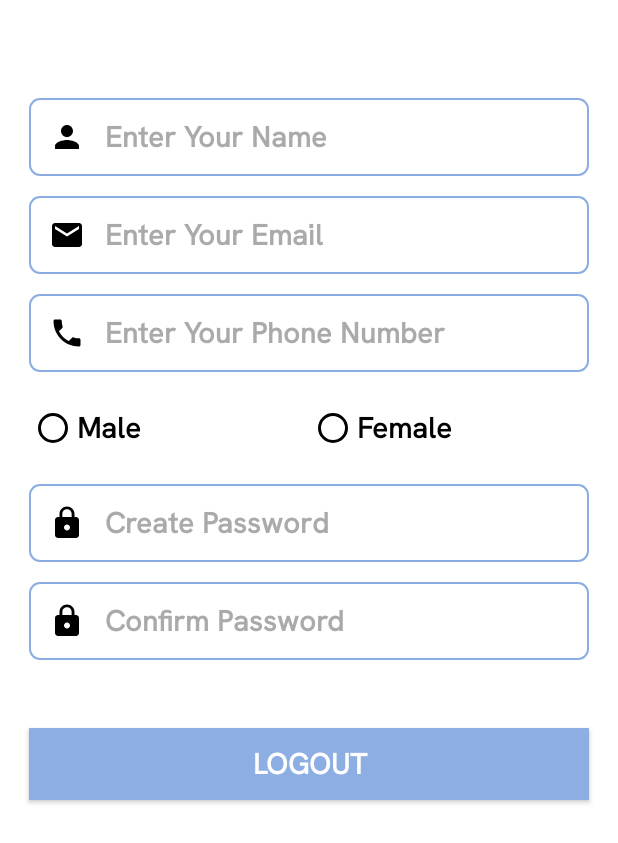
After one commit to sahetu/AsiaPacificApp, an Android app: the ProfileActivity screen opened directly, with no data from a screen before it, on a phone screen of 412 x 824 dp. The commit adds this screen. Shown: the top 843 px of the screen. Run offline under Robolectric (Android 15) with nearby library versions, the phone set to English and light mode, and no system bars; our stand-ins replace sdp/ssp sizes.

Commit message:
Login Database

```diff
--- a/app/src/main/AndroidManifest.xml
+++ b/app/src/main/AndroidManifest.xml
@@ -12,6 +12,9 @@
         android:supportsRtl="true"
         android:theme="@style/Theme.Prince"
         tools:targetApi="31">
+        <activity
+            android:name=".ProfileActivity"
+            android:exported="false" />
         <activity
             android:name=".RecycerSecondActivity"
             android:exported="false" />
--- /dev/null
+++ b/app/src/main/java/asiapacific/app/ConstantSp.java
@@ -0,0 +1,13 @@
+package asiapacific.app;
+
+public class ConstantSp {
+
+    public static final String PREF = "pref";
+    public static final String USERID = "userid";
+    public static final String NAME = "name";
+    public static final String EMAIL = "email";
+    public static final String CONTACT = "contact";
+    public static final String PASSWORD = "password";
+    public static final String GENDER = "gender";
+
+}
--- a/app/src/main/java/asiapacific/app/MainActivity.java
+++ b/app/src/main/java/asiapacific/app/MainActivity.java
@@ -3,6 +3,9 @@ package asiapacific.app;
 import androidx.appcompat.app.AppCompatActivity;
 
 import android.content.Intent;
+import android.content.SharedPreferences;
+import android.database.Cursor;
+import android.database.sqlite.SQLiteDatabase;
 import android.os.Bundle;
 import android.view.View;
 import android.widget.Button;
@@ -18,10 +21,19 @@ public class MainActivity extends AppCompatActivity {
     TextView new_user;
     String emailPattern = "[a-zA-Z0-9._-]+@[a-z]+\\.+[a-z]+";
 
+    SQLiteDatabase db;
+    SharedPreferences sp;
+
     @Override
     protected void onCreate(Bundle savedInstanceState) {
         super.onCreate(savedInstanceState);
         setContentView(R.layout.activity_main);
+
+        sp = getSharedPreferences(ConstantSp.PREF,MODE_PRIVATE);
+
+        db = openOrCreateDatabase("UserApp.db",MODE_PRIVATE,null);
+        String tableQuery = "CREATE TABLE IF NOT EXISTS USERS(USERID INTEGER PRIMARY KEY AUTOINCREMENT,NAME VARCHAR(100),EMAIL VARCHAR(100),CONTACT BIGINT(10),GENDER VARCHAR(10),PASSWORD VARCHAR(20))";
+        db.execSQL(tableQuery);
 
         mainEmail = findViewById(R.id.main_email);
         mainPass = findViewById(R.id.main_pass);
@@ -36,9 +48,9 @@ public class MainActivity extends AppCompatActivity {
                 if(mainEmail.getText().toString().trim().equals("")){
                     mainEmail.setError("Email Id Required");
                 }
-                else if (!mainEmail.getText().toString().matches(emailPattern)) {
+                /*else if (!mainEmail.getText().toString().matches(emailPattern)) {
                     mainEmail.setError("Email ID Invalid");
-                }
+                }*/
                 else if(mainPass.getText().toString().trim().equals("")){
                     mainPass.setError("Password Required");
                 }
@@ -46,10 +58,31 @@ public class MainActivity extends AppCompatActivity {
                     mainPass.setError("Minimum 6 character required");
                 } else {
                     //Hello Prince, Good Morning
-                    Snackbar.make(v,"Login Successfully",Snackbar.LENGTH_SHORT).show();
+                    /*Snackbar.make(v,"Login Successfully",Snackbar.LENGTH_SHORT).show();
                     new ToastCommonMethod(MainActivity.this,"Login Successfully");
                     Intent intent = new Intent(MainActivity.this, LoginSuccess.class);
-                    startActivity(intent);
+                    startActivity(intent);*/
+                    String loginQuery = "SELECT * FROM USERS WHERE (EMAIL='"+mainEmail.getText().toString()+"' OR CONTACT='"+mainEmail.getText().toString()+"') AND PASSWORD='"+mainPass.getText().toString()+"'";
+                    Cursor cursor = db.rawQuery(loginQuery,null);
+                    if(cursor.getCount()>0){
+                        while (cursor.moveToNext()){
+                            sp.edit().putString(ConstantSp.USERID,cursor.getString(0)).commit();
+                            sp.edit().putString(ConstantSp.NAME,cursor.getString(1)).commit();
+                            sp.edit().putString(ConstantSp.EMAIL,cursor.getString(2)).commit();
+                            sp.edit().putString(ConstantSp.CONTACT,cursor.getString(3)).commit();
+                            sp.edit().putString(ConstantSp.PASSWORD,cursor.getString(5)).commit();
+                            sp.edit().putString(ConstantSp.GENDER,cursor.getString(4)).commit();
+                        }
+                        Snackbar.make(v,"Login Successfully",Snackbar.LENGTH_SHORT).show();
+                        new ToastCommonMethod(MainActivity.this,"Login Successfully");
+                        Intent intent = new Intent(MainActivity.this, ProfileActivity.class);
+                        startActivity(intent);
+                    }
+                    else{
+                        Snackbar.make(v,"Login Unsuccessfully",Snackbar.LENGTH_SHORT).show();
+                        new ToastCommonMethod(MainActivity.this,"Login Unsuccessfully");
+                    }
+
                 }
             }
         });
--- /dev/null
+++ b/app/src/main/java/asiapacific/app/ProfileActivity.java
@@ -0,0 +1,156 @@
+package asiapacific.app;
+
+import android.content.Intent;
+import android.content.SharedPreferences;
+import android.database.Cursor;
+import android.database.sqlite.SQLiteDatabase;
+import android.os.Bundle;
+import android.view.View;
+import android.widget.Button;
+import android.widget.EditText;
+import android.widget.RadioButton;
+import android.widget.RadioGroup;
+
+import androidx.activity.EdgeToEdge;
+import androidx.appcompat.app.AppCompatActivity;
+import androidx.core.graphics.Insets;
+import androidx.core.view.ViewCompat;
+import androidx.core.view.WindowInsetsCompat;
+
+public class ProfileActivity extends AppCompatActivity {
+
+    EditText edttxt_name, edttxt_email, edttxt_mobile, edttxt_regisPass, edttxt_confirmPass;
+    //Button register_btn;
+    RadioButton radiobtn_male,radiobtn_female;
+    RadioGroup radioGroup;
+
+    String emailPattern = "[a-zA-Z0-9._-]+@[a-z]+\\.+[a-z]+";
+    SQLiteDatabase db;
+
+    String sGender;
+    SharedPreferences sp;
+
+    Button logout;
+
+    @Override
+    protected void onCreate(Bundle savedInstanceState) {
+        super.onCreate(savedInstanceState);
+        setContentView(R.layout.activity_profile);
+
+        sp = getSharedPreferences(ConstantSp.PREF,MODE_PRIVATE);
+
+        db = openOrCreateDatabase("UserApp.db",MODE_PRIVATE,null);
+        String tableQuery = "CREATE TABLE IF NOT EXISTS USERS(USERID INTEGER PRIMARY KEY AUTOINCREMENT,NAME VARCHAR(100),EMAIL VARCHAR(100),CONTACT BIGINT(10),GENDER VARCHAR(10),PASSWORD VARCHAR(20))";
+        db.execSQL(tableQuery);
+
+        logout = findViewById(R.id.logout_btn);
+        logout.setOnClickListener(new View.OnClickListener() {
+            @Override
+            public void onClick(View view) {
+                sp.edit().clear().commit();
+                new ToastCommonMethod(ProfileActivity.this, MainActivity.class);
+                finish();
+            }
+        });
+
+        edttxt_name = findViewById(R.id.edttxt_name);
+        edttxt_email = findViewById(R.id.edttxt_email);
+        edttxt_mobile = findViewById(R.id.edttxt_mobile);
+        edttxt_regisPass = findViewById(R.id.edttxt_regisPass);
+        edttxt_confirmPass = findViewById(R.id.edttxt_confirmPass);
+        //register_btn = findViewById(R.id.register_btn);
+
+        radiobtn_male = findViewById(R.id.radiobtn_male);
+        radiobtn_female = findViewById(R.id.radiobtn_female);
+
+        radioGroup = findViewById(R.id.radiogrp);
+        radioGroup.setOnCheckedChangeListener(new RadioGroup.OnCheckedChangeListener() {
+            @Override
+            public void onCheckedChanged(RadioGroup radioGroup, int i) {
+                /*i = R.id.radiobtn_male;
+                i = R.id.radiobtn_female;*/
+                RadioButton rb = findViewById(i);
+                sGender = rb.getText().toString();
+                new ToastCommonMethod(ProfileActivity.this,sGender);
+            }
+        });
+
+
+        /*register_btn.setOnClickListener(new View.OnClickListener() {
+            @Override
+            public void onClick(View v) {
+                if (edttxt_name.getText().toString().trim().equals("")){
+                    edttxt_name.setError("Please Enter Your Name");
+                }
+                else if (edttxt_email.getText().toString().trim().equals("")){
+                    edttxt_email.setError("Email Id Required");
+                }
+                else if (!edttxt_email.getText().toString().trim().matches(emailPattern)) {
+                    edttxt_email.setError("Email ID Invalid");
+                } else if (edttxt_mobile.getText().toString().trim().equals("")) {
+                    edttxt_mobile.setError("Please Enter Your Phone Number");
+                } else if (edttxt_mobile.getText().toString().trim().length()<10) {
+                    edttxt_mobile.setError("Phone Number Invalid");
+                }
+                else if(radioGroup.getCheckedRadioButtonId()==-1){
+                    new ToastCommonMethod(ProfileActivity.this,"Please Select Gender");
+                }
+                else if (edttxt_regisPass.getText().toString().trim().equals("")) {
+                    edttxt_regisPass.setError("Password Required");
+                }
+                else if (edttxt_regisPass.getText().toString().trim().length()<6) {
+                    edttxt_regisPass.setError("Minimum 6 Character Required");
+                }
+                else if (edttxt_confirmPass.getText().toString().trim().equals("")) {
+                    edttxt_confirmPass.setError("Confirm Password Required");
+                }
+                else if (edttxt_confirmPass.getText().toString().trim().length()<6) {
+                    edttxt_confirmPass.setError("Minimum 6 Character Required");
+                }
+                else if(!edttxt_regisPass.getText().toString().trim().matches(edttxt_confirmPass.getText().toString().trim())){
+                    edttxt_confirmPass.setError("Password Does Not Match");
+                }
+                else {
+                    String selectQuery = "SELECT * FROM USERS WHERE EMAIL='"+edttxt_email.getText().toString()+"' OR CONTACT='"+edttxt_mobile.getText().toString()+"'";
+                    Cursor cursor = db.rawQuery(selectQuery,null);
+                    if(cursor.getCount()>0){
+                        new ToastCommonMethod(ProfileActivity.this,"Email Id/Contact No. Already Registered");
+                    }
+                    else{
+                        String insertQuery = "INSERT INTO USERS VALUES(NULL,'"+edttxt_name.getText().toString()+"','"+edttxt_email.getText().toString()+"','"+edttxt_mobile.getText().toString()+"','"+sGender+"','"+edttxt_regisPass.getText().toString()+"')";
+                        db.execSQL(insertQuery);
+
+                        new ToastCommonMethod(ProfileActivity.this,"Register Successfully");
+                        Intent intent = new Intent(ProfileActivity.this, RegisterSuccess.class);
+                        startActivity(intent);
+                    }
+                }
+            }
+        });*/
+        setData();
+    }
+
+    private void setData() {
+        edttxt_name.setText(sp.getString(ConstantSp.NAME,""));
+        edttxt_email.setText(sp.getString(ConstantSp.EMAIL,""));
+        edttxt_mobile.setText(sp.getString(ConstantSp.CONTACT,""));
+        edttxt_regisPass.setText(sp.getString(ConstantSp.PASSWORD,""));
+        edttxt_confirmPass.setText(sp.getString(ConstantSp.PASSWORD,""));
+
+        sGender = sp.getString(ConstantSp.GENDER,"");
+
+        if(sGender.equalsIgnoreCase("Male")){
+            radiobtn_male.setChecked(true);
+            radiobtn_female.setChecked(false);
+        }
+        else if(sGender.equalsIgnoreCase("Female")){
+            radiobtn_male.setChecked(false);
+            radiobtn_female.setChecked(true);
+        }
+        else{
+            radiobtn_male.setChecked(false);
+            radiobtn_female.setChecked(false);
+        }
+
+    }
+}
--- a/app/src/main/java/asiapacific/app/SplashActivity.java
+++ b/app/src/main/java/asiapacific/app/SplashActivity.java
@@ -1,5 +1,6 @@
 package asiapacific.app;
 
+import android.content.SharedPreferences;
 import android.os.Bundle;
 import android.os.Handler;
 import android.view.animation.AlphaAnimation;
@@ -14,11 +15,14 @@ import androidx.core.view.WindowInsetsCompat;
 public class SplashActivity extends AppCompatActivity {
 
     ImageView imageView;
+    SharedPreferences sp;
 
     @Override
     protected void onCreate(Bundle savedInstanceState) {
         super.onCreate(savedInstanceState);
         setContentView(R.layout.activity_splash);
+
+        sp = getSharedPreferences(ConstantSp.PREF,MODE_PRIVATE);
 
         imageView = findViewById(R.id.splash_image);
 
@@ -32,9 +36,16 @@ public class SplashActivity extends AppCompatActivity {
         new Handler().postDelayed(new Runnable() {
             @Override
             public void run() {
-                //new ToastCommonMethod(SplashActivity.this,ActivityToFragmentActivity.class);
-                new ToastCommonMethod(SplashActivity.this,MainActivity.class);
-                finish();
+                if(sp.getString(ConstantSp.USERID,"").equalsIgnoreCase("")){
+                    //new ToastCommonMethod(SplashActivity.this,ActivityToFragmentActivity.class);
+                    new ToastCommonMethod(SplashActivity.this,MainActivity.class);
+                    finish();
+                }
+                else{
+                    //new ToastCommonMethod(SplashActivity.this,ActivityToFragmentActivity.class);
+                    new ToastCommonMethod(SplashActivity.this,ProfileActivity.class);
+                    finish();
+                }
             }
         },3000);
     }
--- /dev/null
+++ b/app/src/main/res/layout/activity_profile.xml
@@ -0,0 +1,101 @@
+<?xml version="1.0" encoding="utf-8"?>
+<RelativeLayout xmlns:android="http://schemas.android.com/apk/res/android"
+    xmlns:app="http://schemas.android.com/apk/res-auto"
+    xmlns:tools="http://schemas.android.com/tools"
+    android:id="@+id/main"
+    style="@style/background"
+    android:layout_width="match_parent"
+    android:layout_height="match_parent"
+    tools:context="asiapacific.app.Registration">
+
+    <EditText
+        android:id="@+id/edttxt_name"
+        style="@style/edit_15"
+        android:layout_marginTop="@dimen/_50sdp"
+        android:drawableLeft="@drawable/person2"
+        android:hint="Enter Your Name"
+        android:inputType="text"
+        android:textStyle="bold" />
+
+    <EditText
+        android:id="@+id/edttxt_email"
+        style="@style/edit_15"
+        android:layout_below="@id/edttxt_name"
+        android:layout_marginTop="@dimen/_10sdp"
+        android:drawableLeft="@drawable/mail"
+        android:hint="Enter Your Email"
+        android:inputType="textEmailAddress"
+        android:textStyle="bold" />
+
+    <EditText
+        android:id="@+id/edttxt_mobile"
+        style="@style/edit_15"
+        android:layout_below="@id/edttxt_email"
+        android:layout_marginTop="@dimen/_10sdp"
+        android:drawableLeft="@drawable/phone"
+        android:hint="Enter Your Phone Number"
+        android:inputType="phone"
+        android:maxLength="10"
+        android:textStyle="bold" />
+
+    <RadioGroup
+        android:id="@+id/radiogrp"
+        android:layout_width="match_parent"
+        android:layout_height="wrap_content"
+        android:layout_below="@id/edttxt_mobile"
+        android:layout_marginHorizontal="@dimen/_15sdp"
+        android:layout_marginTop="@dimen/_10sdp"
+        android:orientation="horizontal">
+
+        <RadioButton
+            android:id="@+id/radiobtn_male"
+            style="@style/radio_15"
+            android:text="Male"
+            android:textStyle="bold" />
+
+        <RadioButton
+            android:id="@+id/radiobtn_female"
+            style="@style/radio_15"
+            android:text="Female"
+            android:textStyle="bold" />
+
+    </RadioGroup>
+
+    <EditText
+        android:id="@+id/edttxt_regisPass"
+        style="@style/edit_15"
+        android:layout_below="@id/radiogrp"
+        android:layout_marginTop="@dimen/_10sdp"
+        android:drawableLeft="@drawable/lock"
+        android:hint="Create Password"
+        android:inputType="textPassword"
+        android:textStyle="bold" />
+
+    <EditText
+        android:id="@+id/edttxt_confirmPass"
+        style="@style/edit_15"
+        android:layout_below="@id/edttxt_regisPass"
+        android:layout_marginTop="@dimen/_10sdp"
+        android:drawableLeft="@drawable/lock"
+        android:hint="Confirm Password"
+        android:inputType="textPassword"
+        android:textStyle="bold" />
+
+    <!--<Button
+        style="@style/button_15"
+        android:id="@+id/register_btn"
+        android:layout_below="@id/edttxt_confirmPass"
+        android:layout_marginTop="@dimen/_35sdp"
+        android:text="REGISTER"
+        android:textStyle="bold" />-->
+
+    <Button
+        style="@style/button_15"
+        android:id="@+id/logout_btn"
+        android:layout_below="@id/edttxt_confirmPass"
+        android:layout_marginTop="@dimen/_35sdp"
+        android:text="Logout"
+        android:textStyle="bold" />
+
+
+</RelativeLayout>
```
